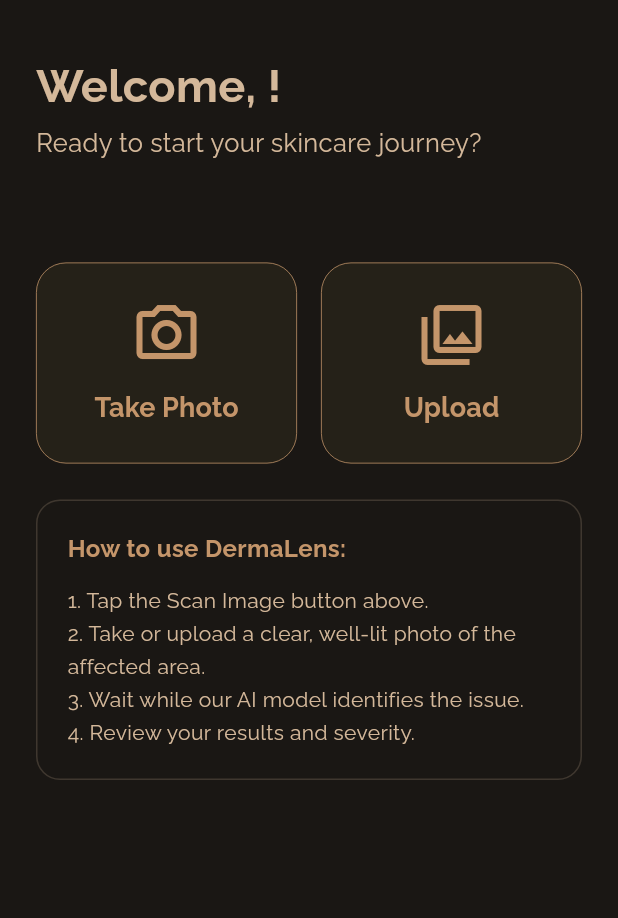
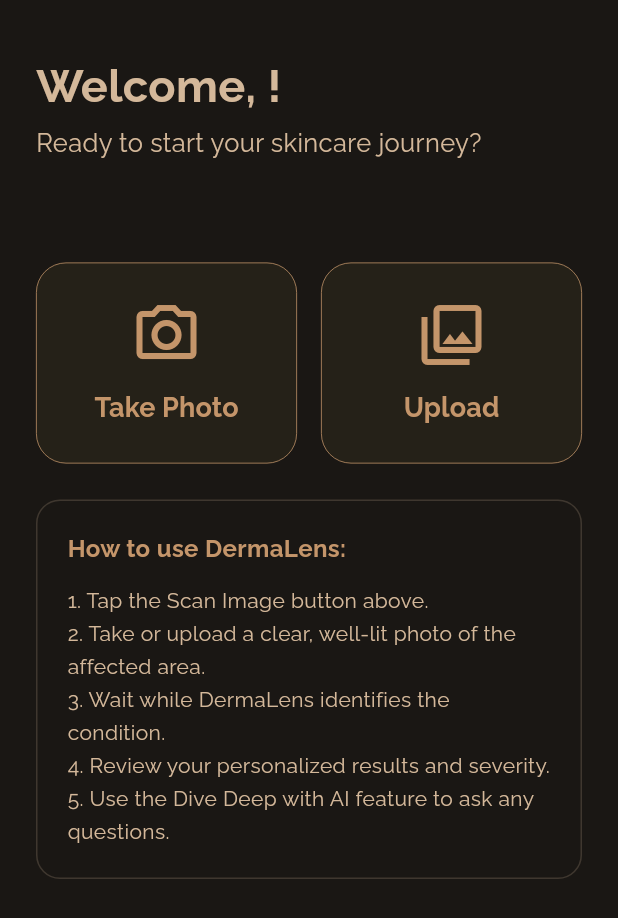
Before and after one commit to hasaanhameed/DermaLens, a Flutter app: the HomePage screen opened directly, on a phone screen of 412 x 824 dp. Shown: the top 918 px of the screen. Run offline on Flutter 3.47's test engine with Material 3 defaults, Android fonts, the phone set to English and light mode, and no system bars; our stand-ins replace image_picker, lottie, shared_preferences; accounts and stored records are empty; network calls fail.

```diff
--- a/dermalens_frontend/lib/pages/home_page.dart
+++ b/dermalens_frontend/lib/pages/home_page.dart
@@ -359,8 +359,9 @@
                     Text(
                       '1. Tap the Scan Image button above.\n'
                       '2. Take or upload a clear, well-lit photo of the affected area.\n'
-                      '3. Wait while our AI model identifies the issue.\n'
-                      '4. Review your results and severity.',
+                      '3. Wait while DermaLens identifies the condition.\n'
+                      '4. Review your personalized results and severity.\n'
+                      '5. Use the Dive Deep with AI feature to ask any questions.',
                       style: TextStyle(
                         fontFamily: 'Raleway',
                         fontSize: 14,
```
Also changed, not shown: dermalens_frontend/lib/pages/history_page.dart (+20 -2 lines).
